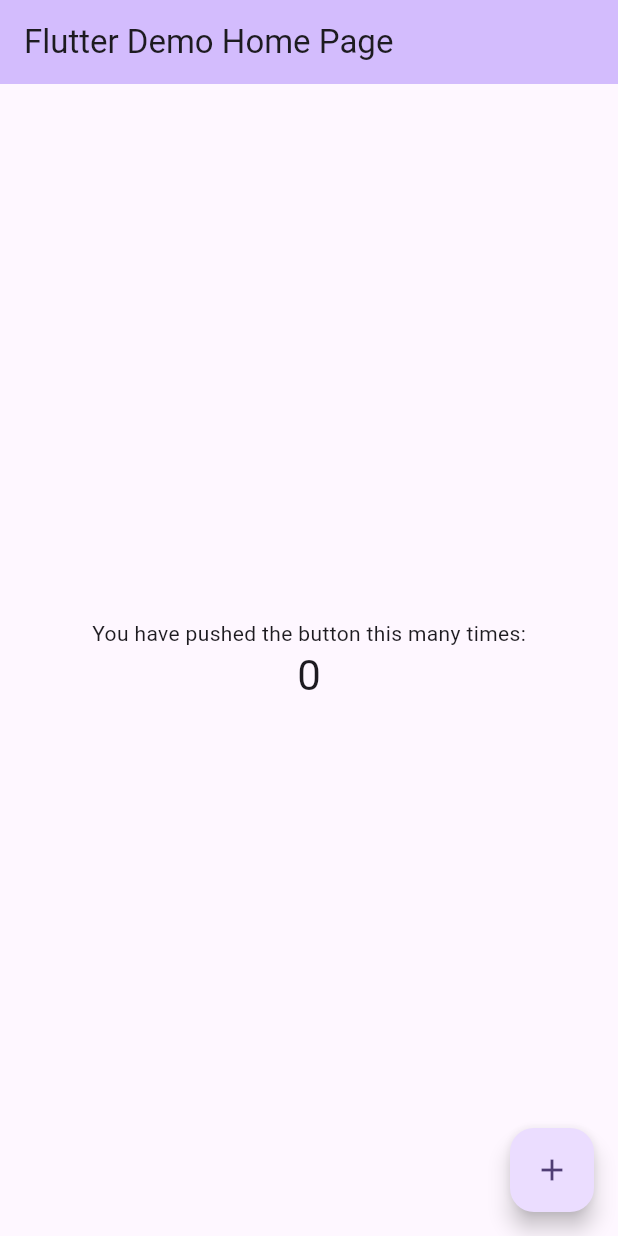
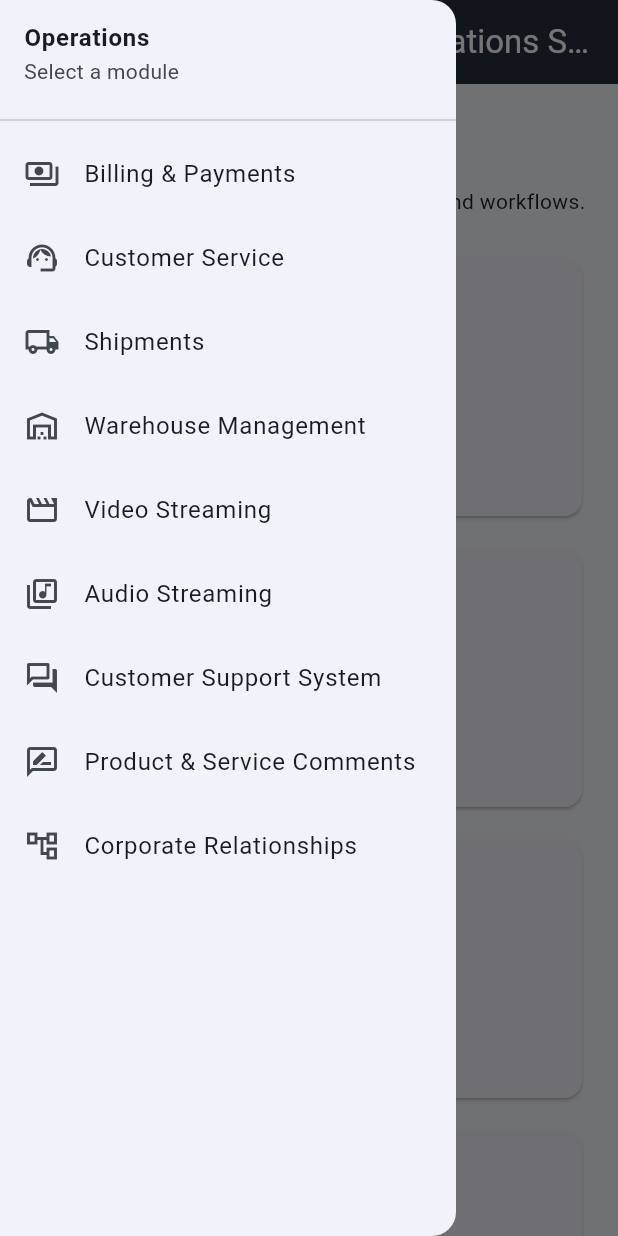
Before and after one commit to ozanm/Amazon-Business-Operations-System, a Flutter app: the screen it shows after launch, with the side drawer open (before the commit the screen has no drawer), on a phone screen of 412 x 824 dp. Run offline on Flutter 3.47's test engine with Material 3 defaults, Android fonts, the phone set to English and light mode, and no system bars.

Commit message:
Added starting boiler plate code for the teams to jump off of. But is more than okay to be replaced by more intentional code down the line if needed.

```diff
--- a/lib/main.dart
+++ b/lib/main.dart
@@ -1,121 +1,180 @@
 import 'package:flutter/material.dart';
 
-void main() {
-  runApp(const MyApp());
-}
+void main() => runApp(const AmazonBusinessOperationsSystemApp());
 
-class MyApp extends StatelessWidget {
-  const MyApp({super.key});
+class AmazonBusinessOperationsSystemApp extends StatelessWidget {
+  const AmazonBusinessOperationsSystemApp({super.key});
 
-  // This widget is the root of your application.
   @override
   Widget build(BuildContext context) {
     return MaterialApp(
-      title: 'Flutter Demo',
+      title: 'Amazon Business Operations System',
+      debugShowCheckedModeBanner: false,
       theme: ThemeData(
-        // This is the theme of your application.
-        //
-        // TRY THIS: Try running your application with "flutter run". You'll see
-        // the application has a purple toolbar. Then, without quitting the app,
-        // try changing the seedColor in the colorScheme below to Colors.green
-        // and then invoke "hot reload" (save your changes or press the "hot
-        // reload" button in a Flutter-supported IDE, or press "r" if you used
-        // the command line to start the app).
-        //
-        // Notice that the counter didn't reset back to zero; the application
-        // state is not lost during the reload. To reset the state, use hot
-        // restart instead.
-        //
-        // This works for code too, not just values: Most code changes can be
-        // tested with just a hot reload.
-        colorScheme: .fromSeed(seedColor: Colors.deepPurple),
+        useMaterial3: true,
+        colorScheme: ColorScheme.fromSeed(
+          seedColor: const Color(0xFF232F3E),
+          primary: const Color(0xFF232F3E),
+          secondary: const Color(0xFFFF9900),
+        ),
+        scaffoldBackgroundColor: const Color(0xFFF5F7FA),
+        appBarTheme: const AppBarTheme(
+          backgroundColor: Color(0xFF232F3E),
+          foregroundColor: Colors.white,
+        ),
       ),
-      home: const MyHomePage(title: 'Flutter Demo Home Page'),
+      home: const DashboardScreen(),
     );
   }
 }
 
-class MyHomePage extends StatefulWidget {
-  const MyHomePage({super.key, required this.title});
+class OperationsModule {
+  final String title;
+  final String description;
+  final IconData icon;
 
-  // This widget is the home page of your application. It is stateful, meaning
-  // that it has a State object (defined below) that contains fields that affect
-  // how it looks.
-
-  // This class is the configuration for the state. It holds the values (in this
-  // case the title) provided by the parent (in this case the App widget) and
-  // used by the build method of the State. Fields in a Widget subclass are
-  // always marked "final".
-
-  final String title;
-
-  @override
-  State<MyHomePage> createState() => _MyHomePageState();
+  const OperationsModule(this.title, this.description, this.icon);
 }
 
-class _MyHomePageState extends State<MyHomePage> {
-  int _counter = 0;
+const modules = <OperationsModule>[
+  OperationsModule('Billing & Payments', 'Invoices, transactions, and refunds', Icons.payments_outlined),
+  OperationsModule('Customer Service', 'Tickets, agents, and escalations', Icons.support_agent),
+  OperationsModule('Shipments', 'Delivery tracking and carriers', Icons.local_shipping_outlined),
+  OperationsModule('Warehouse Management', 'Inventory and storage locations', Icons.warehouse_outlined),
+  OperationsModule('Video Streaming', 'Content and viewing history', Icons.movie_outlined),
+  OperationsModule('Audio Streaming', 'Music, albums, and playlists', Icons.library_music_outlined),
+  OperationsModule('Customer Support System', 'Live chat and help articles', Icons.forum_outlined),
+  OperationsModule('Product & Service Comments', 'Ratings, comments, and reports', Icons.rate_review_outlined),
+  OperationsModule('Corporate Relationships', 'Offices, vendors, and partnerships', Icons.account_tree_outlined),
+];
 
-  void _incrementCounter() {
-    setState(() {
-      // This call to setState tells the Flutter framework that something has
-      // changed in this State, which causes it to rerun the build method below
-      // so that the display can reflect the updated values. If we changed
-      // _counter without calling setState(), then the build method would not be
-      // called again, and so nothing would appear to happen.
-      _counter++;
-    });
-  }
+class DashboardScreen extends StatelessWidget {
+  const DashboardScreen({super.key});
 
   @override
   Widget build(BuildContext context) {
-    // This method is rerun every time setState is called, for instance as done
-    // by the _incrementCounter method above.
-    //
-    // The Flutter framework has been optimized to make rerunning build methods
-    // fast, so that you can just rebuild anything that needs updating rather
-    // than having to individually change instances of widgets.
     return Scaffold(
-      appBar: AppBar(
-        // TRY THIS: Try changing the color here to a specific color (to
-        // Colors.amber, perhaps?) and trigger a hot reload to see the AppBar
-        // change color while the other colors stay the same.
-        backgroundColor: Theme.of(context).colorScheme.inversePrimary,
-        // Here we take the value from the MyHomePage object that was created by
-        // the App.build method, and use it to set our appbar title.
-        title: Text(widget.title),
-      ),
-      body: Center(
-        // Center is a layout widget. It takes a single child and positions it
-        // in the middle of the parent.
-        child: Column(
-          // Column is also a layout widget. It takes a list of children and
-          // arranges them vertically. By default, it sizes itself to fit its
-          // children horizontally, and tries to be as tall as its parent.
-          //
-          // Column has various properties to control how it sizes itself and
-          // how it positions its children. Here we use mainAxisAlignment to
-          // center the children vertically; the main axis here is the vertical
-          // axis because Columns are vertical (the cross axis would be
-          // horizontal).
-          //
-          // TRY THIS: Invoke "debug painting" (choose the "Toggle Debug Paint"
-          // action in the IDE, or press "p" in the console), to see the
-          // wireframe for each widget.
-          mainAxisAlignment: .center,
-          children: [
-            const Text('You have pushed the button this many times:'),
-            Text(
-              '$_counter',
-              style: Theme.of(context).textTheme.headlineMedium,
-            ),
-          ],
+      appBar: AppBar(title: const Text('Amazon Business Operations System')),
+      drawer: Drawer(
+        child: SafeArea(
+          child: ListView(
+            children: [
+              const ListTile(
+                title: Text('Operations', style: TextStyle(fontWeight: FontWeight.bold)),
+                subtitle: Text('Select a module'),
+              ),
+              const Divider(),
+              for (final module in modules)
+                ListTile(
+                  leading: Icon(module.icon),
+                  title: Text(module.title),
+                  onTap: () {
+                    Navigator.pop(context);
+                    _openModule(context, module);
+                  },
+                ),
+            ],
+          ),
         ),
       ),
-      floatingActionButton: FloatingActionButton(
-        onPressed: _incrementCounter,
-        tooltip: 'Increment',
-        child: const Icon(Icons.add),
+      body: LayoutBuilder(
+        builder: (context, constraints) {
+          final columns = constraints.maxWidth >= 1000
+              ? 3
+              : constraints.maxWidth >= 600
+                  ? 2
+                  : 1;
+          return ListView(
+            padding: const EdgeInsets.all(20),
+            children: [
+              const Text('Operations Dashboard',
+                  style: TextStyle(fontSize: 28, fontWeight: FontWeight.bold)),
+              const SizedBox(height: 8),
+              const Text('Select a business area to explore its tools and workflows.'),
+              const SizedBox(height: 24),
+              GridView.builder(
+                shrinkWrap: true,
+                physics: const NeverScrollableScrollPhysics(),
+                itemCount: modules.length,
+                gridDelegate: SliverGridDelegateWithFixedCrossAxisCount(
+                  crossAxisCount: columns,
+                  mainAxisExtent: 180,
+                  crossAxisSpacing: 14,
+                  mainAxisSpacing: 14,
+                ),
+                itemBuilder: (context, index) {
+                  final module = modules[index];
+                  return Card(
+                    clipBehavior: Clip.antiAlias,
+                    child: InkWell(
+                      onTap: () => _openModule(context, module),
+                      child: Padding(
+                        padding: const EdgeInsets.all(18),
+                        child: Column(
+                          crossAxisAlignment: CrossAxisAlignment.start,
+                          children: [
+                            Icon(module.icon, size: 34, color: Theme.of(context).colorScheme.primary),
+                            const Spacer(),
+                            Text(module.title,
+                                style: const TextStyle(fontSize: 17, fontWeight: FontWeight.bold)),
+                            const SizedBox(height: 6),
+                            Text(module.description,
+                                maxLines: 2, overflow: TextOverflow.ellipsis),
+                          ],
+                        ),
+                      ),
+                    ),
+                  );
+                },
+              ),
+            ],
+          );
+        },
+      ),
+    );
+  }
+
+  void _openModule(BuildContext context, OperationsModule module) {
+    Navigator.push(
+      context,
+      MaterialPageRoute(builder: (_) => ModulePlaceholderScreen(module: module)),
+    );
+  }
+}
+
+class ModulePlaceholderScreen extends StatelessWidget {
+  final OperationsModule module;
+
+  const ModulePlaceholderScreen({super.key, required this.module});
+
+  @override
+  Widget build(BuildContext context) {
+    return Scaffold(
+      appBar: AppBar(title: Text(module.title)),
+      body: Center(
+        child: Padding(
+          padding: const EdgeInsets.all(24),
+          child: Column(
+            mainAxisSize: MainAxisSize.min,
+            children: [
+              Icon(module.icon, size: 72, color: Theme.of(context).colorScheme.primary),
+              const SizedBox(height: 18),
+              Text(module.title,
+                  textAlign: TextAlign.center,
+                  style: Theme.of(context).textTheme.headlineSmall),
+              const SizedBox(height: 8),
+              Text(module.description, textAlign: TextAlign.center),
+              const SizedBox(height: 18),
+              const Chip(label: Text('Module under development')),
+              const SizedBox(height: 12),
+              FilledButton.icon(
+                onPressed: () => Navigator.pop(context),
+                icon: const Icon(Icons.arrow_back),
+                label: const Text('Back to dashboard'),
+              ),
+            ],
+          ),
+        ),
       ),
     );
   }
```
Also changed, not shown: 1 other file.
